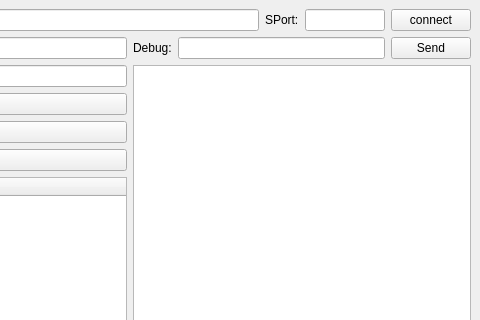
Above: Debug/pdfs_client.ui from Yoitsu-Holo/PDFS-Client before the change; both pictures show x 220 to 700 and y 0 to 320 of the 700 by 600 pixel window. Below: the same form after it.
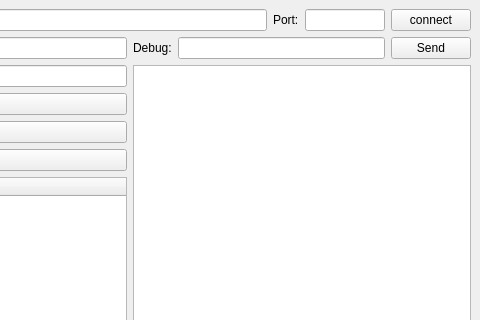
That is the form after the change.

```diff
--- a/Debug/pdfs_client.ui
+++ b/Debug/pdfs_client.ui
@@ -42,7 +42,7 @@
       <item>
        <widget class="QLabel" name="SPort">
         <property name="text">
-         <string>SPort:</string>
+         <string>Port:</string>
         </property>
        </widget>
       </item>
```
